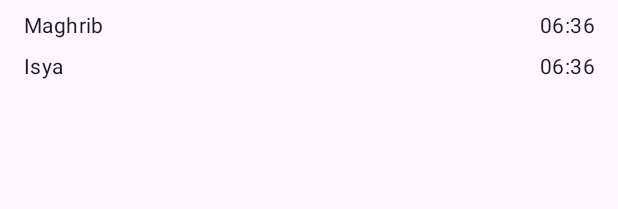
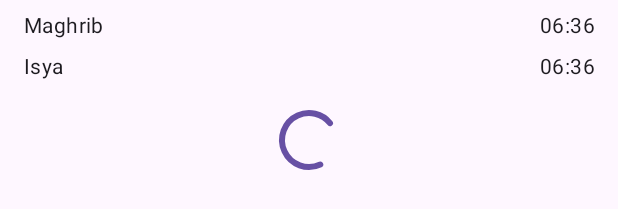
Before and after one commit to amwalul/rv-test, an Android app: the layout fragment_prayer_time.xml on its own in the app's theme, with its tools: preview values and no code run, on a phone screen of 412 x 824 dp. Shown: the part 455-664 px from the top of the screen. Run offline under Robolectric (Android 15) with nearby library versions, the phone set to English and light mode, and no system bars.

```diff
--- a/app/src/main/res/layout/fragment_prayer_time.xml
+++ b/app/src/main/res/layout/fragment_prayer_time.xml
@@ -214,6 +214,13 @@
 
         </androidx.appcompat.widget.LinearLayoutCompat>
 
+        <com.google.android.material.progressindicator.CircularProgressIndicator
+            android:id="@+id/progressLoading"
+            android:layout_width="wrap_content"
+            android:layout_height="wrap_content"
+            android:layout_marginTop="@dimen/margin"
+            android:indeterminate="true" />
+
     </androidx.appcompat.widget.LinearLayoutCompat>
 
 </androidx.appcompat.widget.LinearLayoutCompat>
```
Also changed, not shown: app/src/main/java/com/example/rvtest/page/prayertime/PrayerTimeFragment.kt (+8 -2 lines).
